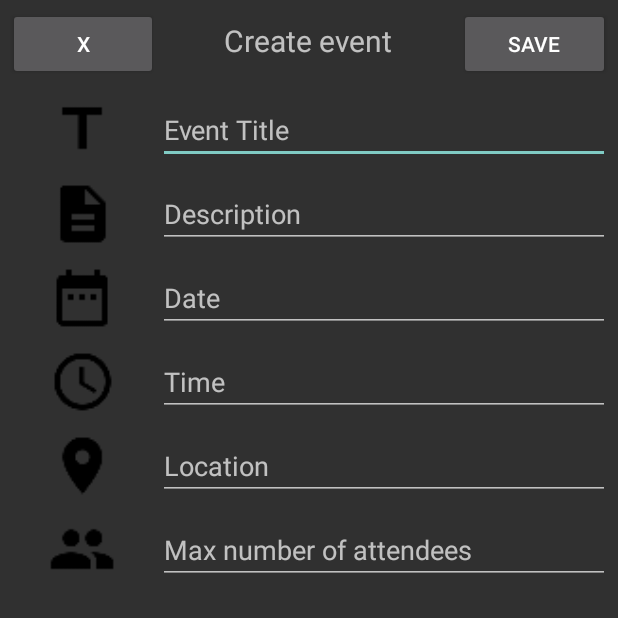
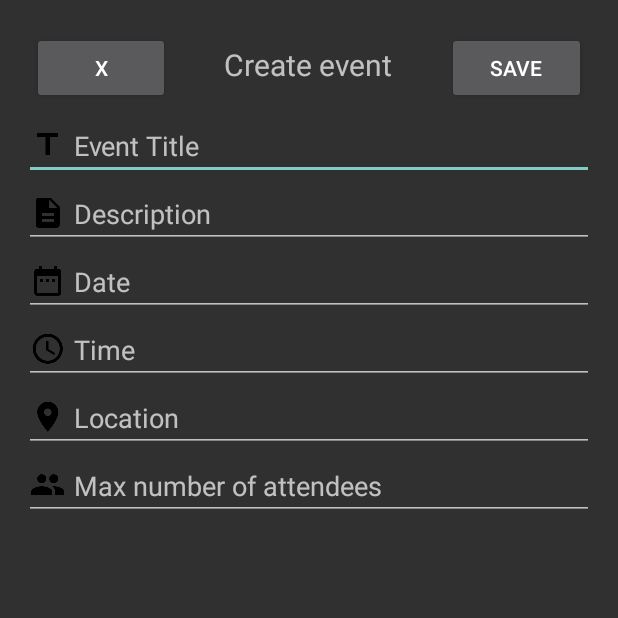
Before and after one commit to KatsiarynaMashokha/NeverLonely, an Android app: the NewEventActivity screen opened directly, with no data from a screen before it, on a phone screen of 412 x 824 dp, the top half of it. Run offline under Robolectric (Android 15) with nearby library versions, the phone set to English and light mode, and no system bars; our stand-ins replace ButterKnife.

Commit message:
modify new event layout

```diff
--- a/app/src/main/java/com/epicodus/neverlonely/EventListFragment.java
+++ b/app/src/main/java/com/epicodus/neverlonely/EventListFragment.java
@@ -104,4 +104,11 @@ public class EventListFragment extends Fragment {
             return mEvents.size();
         }
     }
+
+    // update RecyclerView when a new item got added
+    @Override
+    public void onResume() {
+        super.onResume();
+        mAdapter.notifyDataSetChanged();
+    }
 }
--- a/app/src/main/java/com/epicodus/neverlonely/NewEventActivity.java
+++ b/app/src/main/java/com/epicodus/neverlonely/NewEventActivity.java
@@ -6,6 +6,8 @@ import android.text.InputType;
 import android.view.View;
 import android.widget.Button;
 import android.widget.EditText;
+
+import java.util.List;
 
 import butterknife.Bind;
 import butterknife.ButterKnife;
@@ -25,7 +27,6 @@ public class NewEventActivity extends AppCompatActivity implements View.OnClickL
         setContentView(R.layout.activity_new_event);
         ButterKnife.bind(this);
         mMaxAttendeesEditText.setInputType(InputType.TYPE_CLASS_NUMBER);
-
         mSaveButton.setOnClickListener(this);
     }
 
@@ -44,6 +45,10 @@ public class NewEventActivity extends AppCompatActivity implements View.OnClickL
         int attendees = Integer.parseInt(mMaxAttendeesEditText.getText().toString());
         mMaxAttendeesEditText.getText().clear();
         Event newEvent =  new Event(title, description, date, time, location, attendees, "null");
-        //EventsCart.add(newEvent);
+        EventsCart.get(this).addNewEvent(newEvent);
+        List<Event> events = EventsCart.get(this).getEvents();
+        for(Event e : events) {
+            System.out.println(e.getTitle());
+        }
     }
 }
--- a/app/src/main/res/layout/activity_new_event.xml
+++ b/app/src/main/res/layout/activity_new_event.xml
@@ -4,6 +4,7 @@
     xmlns:tools="http://schemas.android.com/tools"
     android:layout_width="match_parent"
     android:layout_height="match_parent"
+    android:layout_margin="16dp"
     android:orientation="vertical"
     tools:context="com.epicodus.neverlonely.NewEventActivity">
 
@@ -26,8 +27,8 @@
             android:layout_width="0dp"
             android:layout_height="wrap_content"
             android:layout_weight="2"
+            android:gravity="center"
             android:text="Create event"
-            android:gravity="center"
             android:textSize="20sp"/>
 
         <Button
@@ -39,124 +40,52 @@
 
     </LinearLayout>
 
-    <LinearLayout
+    <EditText
+        android:id="@+id/title_edit_text"
         android:layout_width="match_parent"
         android:layout_height="wrap_content"
-        android:layout_margin="5dp"
-        android:orientation="horizontal">
-
-        <ImageView
-            android:layout_width="0dp"
-            android:layout_height="match_parent"
-            android:layout_weight="1"
-            android:src="@drawable/ic_title_black_24dp"/>
-
-        <EditText
-            android:id="@+id/title_edit_text"
-            android:layout_width="0dp"
-            android:layout_height="wrap_content"
-            android:layout_weight="3"
+        android:drawableLeft="@drawable/ic_title_black_24dp"
+        android:drawablePadding="5dp"
         android:hint="Event Title"/>
-    </LinearLayout>
-
-    <LinearLayout
-        android:layout_width="match_parent"
-        android:layout_height="wrap_content"
-        android:layout_margin="5dp"
-        android:orientation="horizontal">
-
-        <ImageView
-            android:layout_width="0dp"
-            android:layout_height="match_parent"
-            android:layout_weight="1"
-            android:src="@drawable/ic_description_black_24dp"/>
 
     <EditText
         android:id="@+id/description_edit_text"
-            android:layout_width="0dp"
-            android:layout_height="match_parent"
-            android:layout_weight="3"
-            android:hint="Description"/>
-    </LinearLayout>
-
-    <LinearLayout
         android:layout_width="match_parent"
         android:layout_height="wrap_content"
-        android:layout_margin="5dp"
-        android:orientation="horizontal">
-
-        <ImageView
-            android:layout_width="0dp"
-            android:layout_height="match_parent"
-            android:layout_weight="1"
-            android:src="@drawable/ic_date_range_black_24dp"/>
+        android:drawableLeft="@drawable/ic_description_black_24dp"
+        android:drawablePadding="5dp"
+        android:hint="Description"/>
 
     <EditText
         android:id="@+id/date_edit_text"
-            android:layout_width="0dp"
-            android:layout_height="match_parent"
-            android:layout_weight="3"
-            android:hint="Date"/>
-    </LinearLayout>
-
-    <LinearLayout
         android:layout_width="match_parent"
         android:layout_height="wrap_content"
-        android:layout_margin="5dp"
-        android:orientation="horizontal">
-
-        <ImageView
-            android:layout_width="0dp"
-            android:layout_height="match_parent"
-            android:layout_weight="1"
-            android:src="@drawable/ic_access_time_black_24dp"/>
+        android:drawableLeft="@drawable/ic_date_range_black_24dp"
+        android:drawablePadding="5dp"
+        android:hint="Date"/>
 
     <EditText
         android:id="@+id/time_edit_text"
-            android:layout_width="0dp"
-            android:layout_height="match_parent"
-            android:layout_weight="3"
-            android:hint="Time"/>
-    </LinearLayout>
-
-    <LinearLayout
         android:layout_width="match_parent"
         android:layout_height="wrap_content"
-        android:layout_margin="5dp"
-        android:orientation="horizontal">
-
-        <ImageView
-            android:layout_width="0dp"
-            android:layout_height="match_parent"
-            android:layout_weight="1"
-            android:src="@drawable/ic_location_on_black_24dp"/>
+        android:drawableLeft="@drawable/ic_access_time_black_24dp"
+        android:drawablePadding="5dp"
+        android:hint="Time"/>
 
     <EditText
         android:id="@+id/location_edit_text"
-            android:layout_width="0dp"
-            android:layout_height="match_parent"
-            android:layout_weight="3"
-            android:hint="Location"/>
-    </LinearLayout>
-
-    <LinearLayout
         android:layout_width="match_parent"
         android:layout_height="wrap_content"
-        android:layout_margin="5dp"
-        android:orientation="horizontal">
-
-        <ImageView
-            android:layout_width="0dp"
-            android:layout_height="match_parent"
-            android:layout_weight="1"
-            android:src="@drawable/ic_people_black_24dp"/>
+        android:drawableLeft="@drawable/ic_location_on_black_24dp"
+        android:drawablePadding="5dp"
+        android:hint="Location"/>
 
     <EditText
         android:id="@+id/max_attendees_edit_text"
-            android:layout_width="0dp"
-            android:layout_height="match_parent"
-            android:layout_weight="3"
+        android:layout_width="match_parent"
+        android:layout_height="wrap_content"
+        android:drawableLeft="@drawable/ic_people_black_24dp"
+        android:drawablePadding="5dp"
         android:hint="Max number of attendees"/>
-    </LinearLayout>
 
 </LinearLayout>
```
Lines whose indentation alone changed are shown as unchanged.
